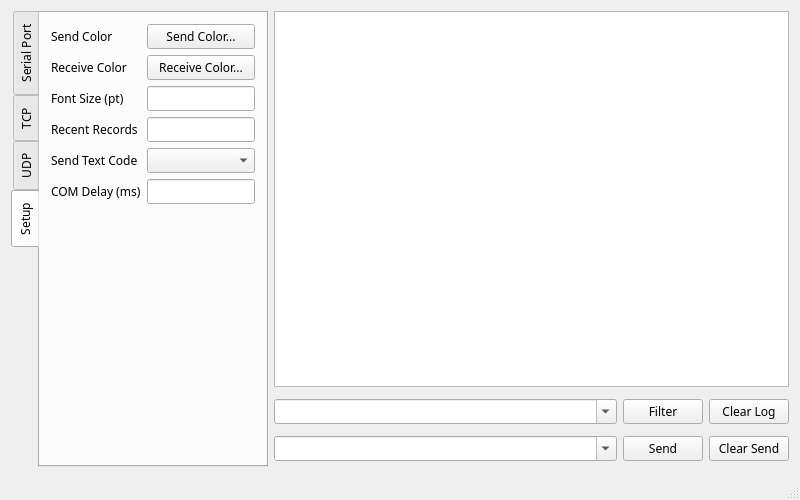
This is mainwindow.ui in qqj1228/CommHelper as Qt 5 draws it before an edit. The edited form follows.
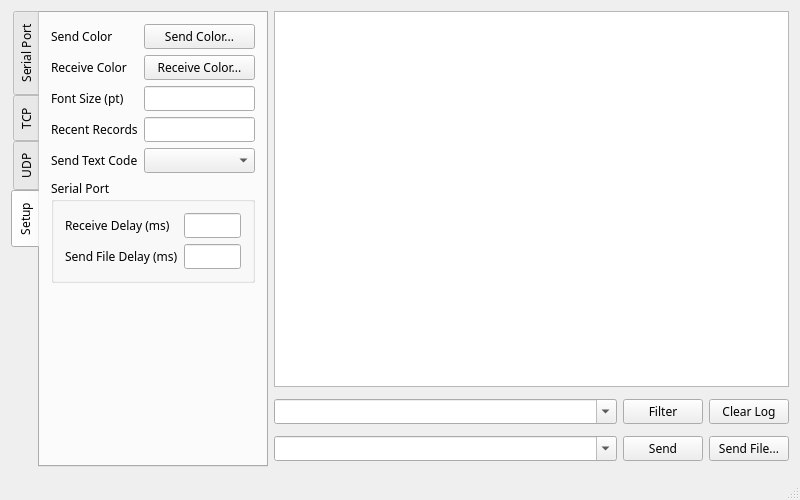
This is the edited form. The open tabs and pages were chosen to show the change.

```diff
--- a/mainwindow.ui
+++ b/mainwindow.ui
@@ -94,7 +94,7 @@
       <item>
        <widget class="QPushButton" name="btnClear">
         <property name="text">
-         <string>Clear Send</string>
+         <string>Send File...</string>
         </property>
        </widget>
       </item>
@@ -594,16 +594,41 @@
         <item row="4" column="1">
          <widget class="QComboBox" name="cbxTextCode"/>
         </item>
-        <item row="5" column="0">
-         <widget class="QLabel" name="label_19">
-          <property name="text">
-           <string>COM Delay (ms)</string>
+        <item row="7" column="0" colspan="2">
+         <widget class="QGroupBox" name="groupBox">
+          <property name="sizePolicy">
+           <sizepolicy hsizetype="Preferred" vsizetype="Preferred">
+            <horstretch>0</horstretch>
+            <verstretch>0</verstretch>
+           </sizepolicy>
           </property>
+          <property name="title">
+           <string>Serial Port</string>
+          </property>
+          <layout class="QFormLayout" name="formLayout_5">
+           <item row="0" column="0">
+            <widget class="QLabel" name="label_19">
+             <property name="text">
+              <string>Receive Delay (ms)</string>
+             </property>
+            </widget>
+           </item>
+           <item row="0" column="1">
+            <widget class="QLineEdit" name="edtRecvDelay"/>
+           </item>
+           <item row="1" column="0">
+            <widget class="QLabel" name="label_20">
+             <property name="text">
+              <string>Send File Delay (ms)</string>
+             </property>
+            </widget>
+           </item>
+           <item row="1" column="1">
+            <widget class="QLineEdit" name="edtFileDelay"/>
+           </item>
+          </layout>
          </widget>
         </item>
-        <item row="5" column="1">
-         <widget class="QLineEdit" name="edtRecvDelay"/>
-        </item>
        </layout>
       </widget>
      </widget>
```
Left out of the diff: 4 changed lines with no effect on the pictures.
